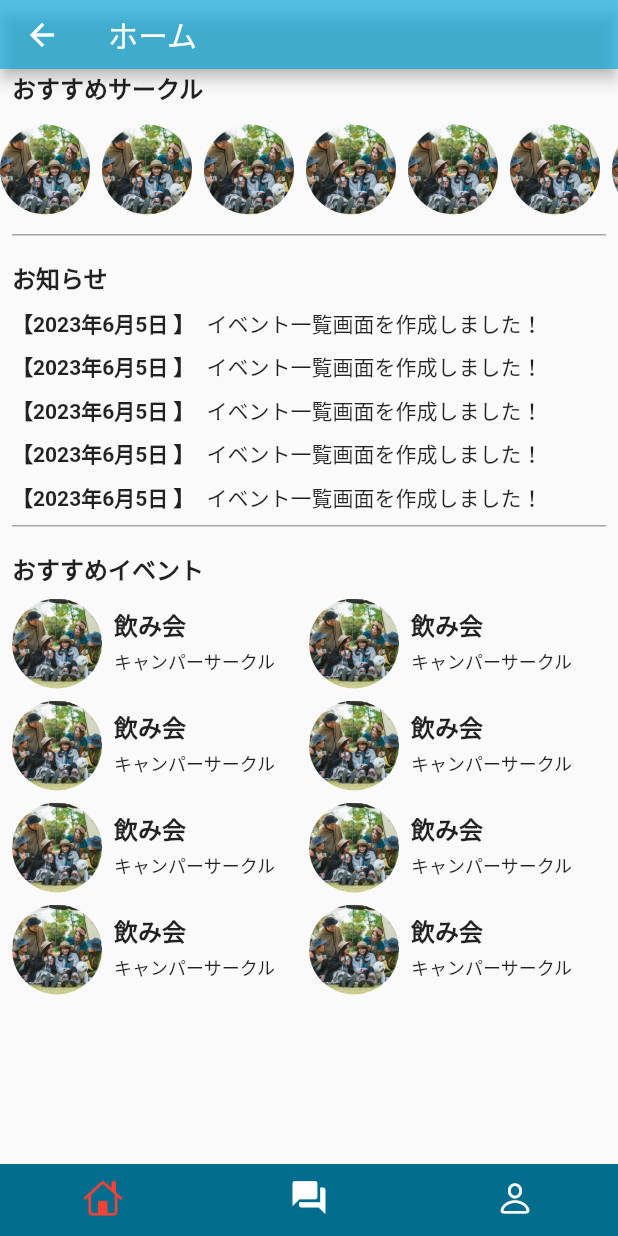
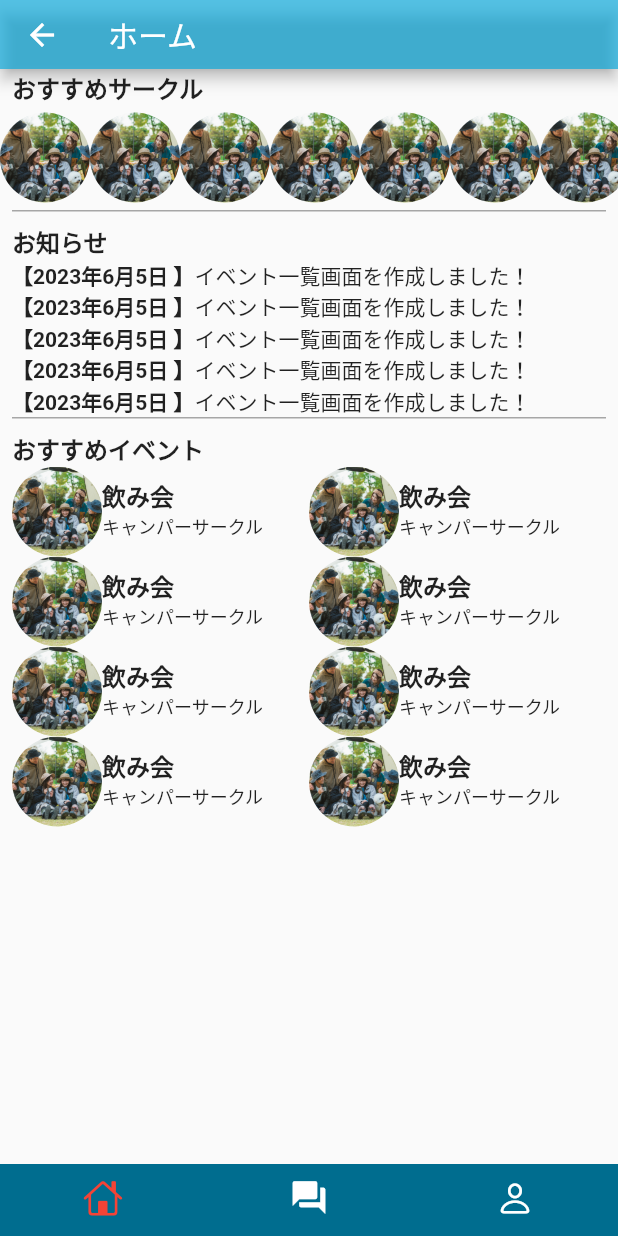
Before and after one commit to circles777/Circles, a Flutter app: the screen it shows after launch, after a tap on "Home", on a phone screen of 412 x 824 dp. Run offline on Flutter 3.47's test engine with Material 2 defaults, Android fonts, the light colour scheme and no system bars; drawn by our look-alikes of persistent_bottom_nav_bar_v2; our stand-ins replace flutter_dotenv, flutter_hooks, flutter_riverpod, hooks_riverpod, shared_preferences; missing offline and left inert: dart:html; network calls fail.

Commit message:
fix: to avoid error of overflow of listview

```diff
--- a/mobile/lib/components/common/BaseLayout.dart
+++ b/mobile/lib/components/common/BaseLayout.dart
@@ -25,12 +25,16 @@ class BaseLayout extends HookConsumerWidget with RouteAware {
       ref.read(headerProvider.notifier).checkAuth(context);
     }, [currentRoute]);*/
 
+    final double deviceHeight = MediaQuery.of(context).size.height;
+
     return Scaffold(
-      appBar: AppBar(
-          toolbarHeight: 46,
-          title: Text(title),
-          backgroundColor: Color.fromARGB(166, 0, 167, 220)),
-      body: child,
-    );
+        appBar: AppBar(
+            toolbarHeight: 46,
+            title: Text(title),
+            backgroundColor: Color.fromARGB(166, 0, 167, 220)),
+        body: Container(
+          height: deviceHeight - 46.0 - 48.0 + 8,
+          child: ClipRect(child: child),
+        ));
   }
 }
--- a/mobile/lib/components/common/ColumnWithGap.dart
+++ b/mobile/lib/components/common/ColumnWithGap.dart
@@ -20,8 +20,10 @@ class ColumnViewWithGap extends StatelessWidget {
       mainAxisAlignment: mainAxisAlignment ?? MainAxisAlignment.start,
       crossAxisAlignment: crossAxisAlignment ?? CrossAxisAlignment.start,
       children: children.map((child) {
+        final index = children.indexWhere((element) => element == child);
         return Padding(
-          padding: EdgeInsets.only(bottom: gap),
+          padding:
+              EdgeInsets.only(bottom: index + 1 == children.length ? gap : 0),
           child: child,
         );
       }).toList(),
--- a/mobile/lib/components/common/ListViewWithGap.dart
+++ b/mobile/lib/components/common/ListViewWithGap.dart
@@ -6,8 +6,12 @@ class ListViewWithGap extends StatelessWidget {
   final double gap;
   final List<Widget> children;
   final bool? horizontal;
-  const ListViewWithGap(
-      {super.key, required this.gap, required this.children, this.horizontal});
+  const ListViewWithGap({
+    super.key,
+    required this.gap,
+    required this.children,
+    this.horizontal,
+  });
 
   @override
   Widget build(BuildContext context) {
@@ -15,10 +19,12 @@ class ListViewWithGap extends StatelessWidget {
       scrollDirection: (horizontal == true) ? Axis.horizontal : Axis.vertical,
       shrinkWrap: true, //高さ指定が必要なくなる
       children: children.map((child) {
+        final index = children.indexWhere((element) => element == child);
+        final bool flag = index + 1 == children.length;
         return Padding(
           padding: (horizontal == true)
-              ? EdgeInsets.only(right: gap)
-              : EdgeInsets.only(bottom: gap),
+              ? EdgeInsets.only(right: flag ? gap : 0)
+              : EdgeInsets.only(bottom: flag ? gap : 0),
           child: child,
         );
       }).toList(),
--- a/mobile/lib/components/common/RowWithGap.dart
+++ b/mobile/lib/components/common/RowWithGap.dart
@@ -20,8 +20,10 @@ class RowViewWithGap extends StatelessWidget {
       mainAxisAlignment: mainAxisAlignment ?? MainAxisAlignment.start,
       crossAxisAlignment: crossAxisAlignment ?? CrossAxisAlignment.center,
       children: children.map((child) {
+        final index = children.indexWhere((element) => element == child);
         return Padding(
-          padding: EdgeInsets.only(right: gap),
+          padding:
+              EdgeInsets.only(right: index + 1 == children.length ? gap : 0),
           child: child,
         );
       }).toList(),
--- a/mobile/lib/screens/Forum/ForumList.dart
+++ b/mobile/lib/screens/Forum/ForumList.dart
@@ -34,11 +34,10 @@ class ForumList extends HookWidget {
   @override
   Widget build(BuildContext context) {
     const List<int> nums = [1, 2, 3, 4, 5, 6, 7, 8, 9, 10, 11, 12];
+    final double deviceHeight = MediaQuery.of(context).size.height;
     return BaseLayout(
       title: "掲示板一覧",
       // body部分の画面のpaddingが全て8pxだから、一番上をpaddingで囲っていい
-        child: Padding(
-          padding: EdgeInsets.all(8),
       child: ColumnViewWithGap(
         gap: 8,
         children: [
@@ -50,8 +49,7 @@ class ForumList extends HookWidget {
                     decoration: BoxDecoration(
                         border: Border(
                             bottom: BorderSide(
-                          color:
-                              Colors.black, //Color.fromRGBO(96, 125, 139, 1),
+                      color: Colors.black, //Color.fromRGBO(96, 125, 139, 1),
                       width: 3.0,
                     ))),
                     child: Center(
@@ -66,8 +64,7 @@ class ForumList extends HookWidget {
                     decoration: BoxDecoration(
                         border: Border(
                             bottom: BorderSide(
-                          color:
-                              Colors.black, //Color.fromRGBO(96, 125, 139, 1),
+                      color: Colors.black, //Color.fromRGBO(96, 125, 139, 1),
                       width: 1.0,
                     ))),
                     child: Center(
@@ -82,8 +79,7 @@ class ForumList extends HookWidget {
                     decoration: BoxDecoration(
                         border: Border(
                             bottom: BorderSide(
-                          color:
-                              Colors.black, //Color.fromRGBO(96, 125, 139, 1),
+                      color: Colors.black, //Color.fromRGBO(96, 125, 139, 1),
                       width: 1.0,
                     ))),
                     child: Center(
@@ -92,7 +88,10 @@ class ForumList extends HookWidget {
                               fontSize: 20, fontWeight: FontWeight.w600)),
                     )))
           ]),
-              ListViewWithGap(
+          Container(
+            padding: EdgeInsets.only(left: 8, right: 8),
+            height: deviceHeight - 46 - 48 - 52 - 4,
+            child: ListViewWithGap(
                 gap: 0,
                 children: nums.map((n) {
                   return ForumCard(
@@ -100,9 +99,10 @@ class ForumList extends HookWidget {
                       title: "一番狙い目の会社は?",
                       commentNum: 128,
                       goodNum: 37);
-                  }).toList())
+                }).toList()),
+          )
         ],
       ),
-        ));
+    );
   }
 }
```
Lines whose indentation alone changed are shown as unchanged.
